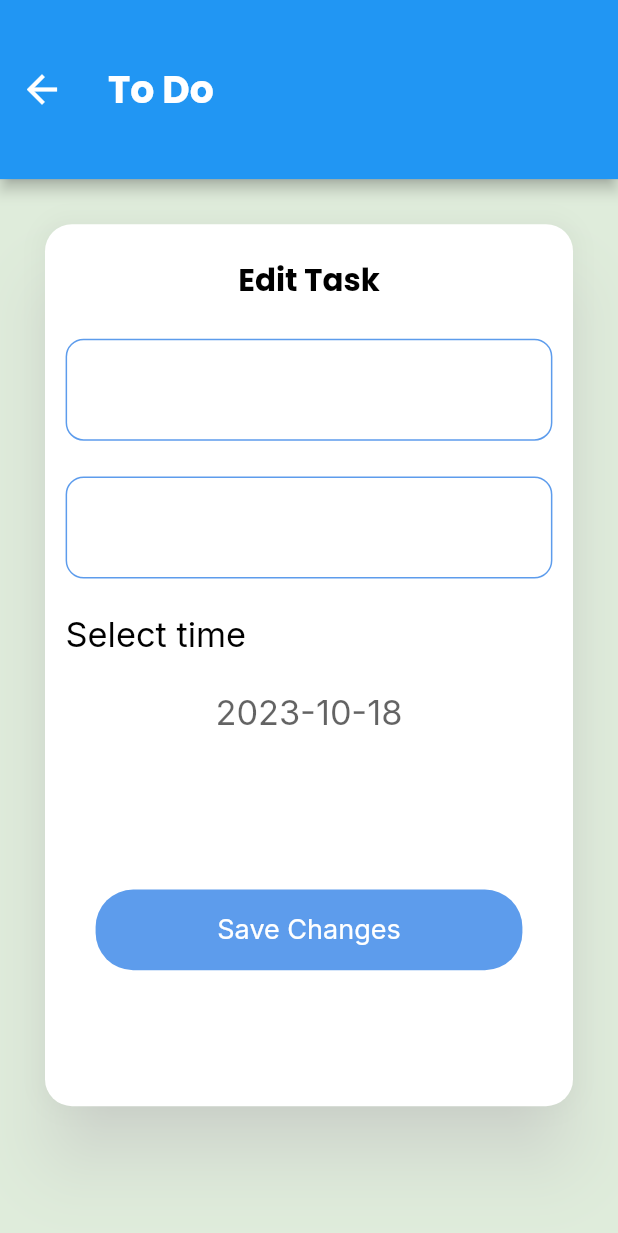
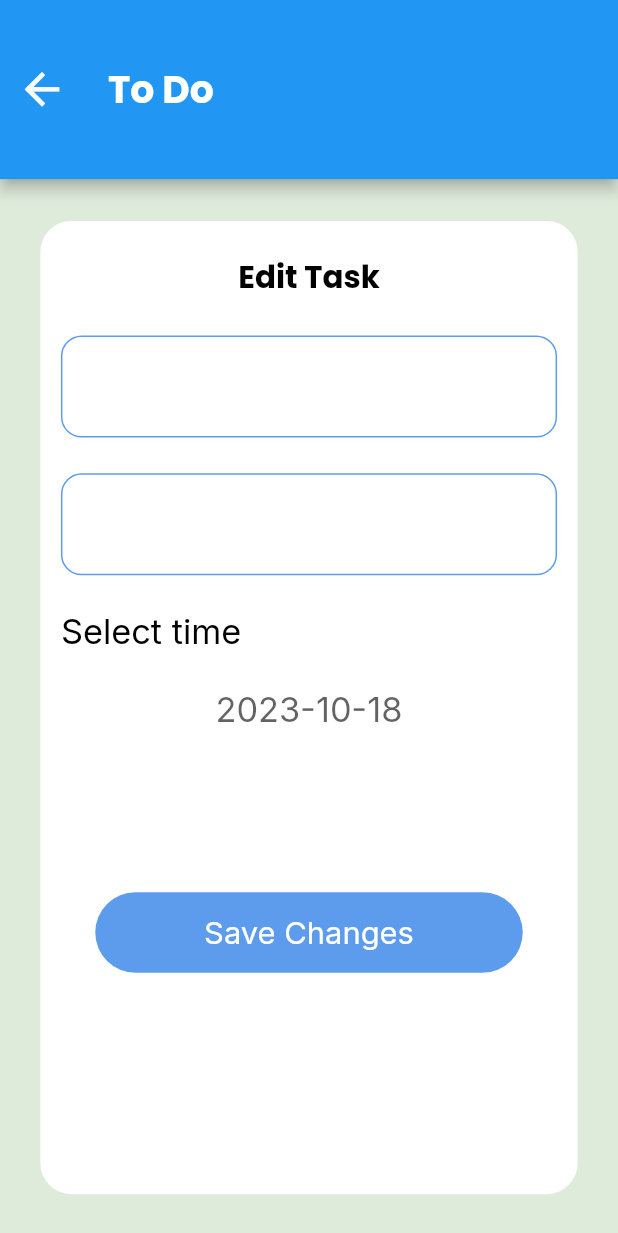
Before and after one commit to HatemReda7/todo_app, a Flutter app: the TaskEdit screen opened directly with empty values, on a phone screen of 412 x 824 dp. Shown: the top 1233 px of the screen. Run offline on Flutter 3.47's test engine with Material 2 defaults, Android fonts, the phone set to English and light mode, and no system bars; our stand-ins replace calendar_timeline, cloud_firestore, firebase_core, flutter_screenutil, flutter_slidable, google_fonts and 1 more; accounts and stored records are empty; generated files the repository leaves out were written again.

Commit message:
removed warning and implemented ScreenUtils package in more tabs

```diff
--- a/lib/main.dart
+++ b/lib/main.dart
@@ -43,7 +43,7 @@ class MyApp extends StatelessWidget {
           HomeScreen.routeName: (context) => const HomeScreen(),
           SettingsTab.routeName: (context) => const SettingsTab(),
           ToDOListTab.routeName: (context) => const ToDOListTab(),
-          TaskEdit.routeName: (context) => TaskEdit(),
+          TaskEdit.routeName: (context) => const TaskEdit(),
         },
         theme: MyThemeData.lightTheme,
         darkTheme: MyThemeData.darkTheme,
--- a/lib/tabs/settings/Settings_Tab.dart
+++ b/lib/tabs/settings/Settings_Tab.dart
@@ -106,7 +106,7 @@ class _SettingsTabState extends State<SettingsTab> {
                       const Spacer(),
                       Padding(
                         padding: EdgeInsets.symmetric(horizontal: 20.w),
-                        child: Icon(Icons.arrow_drop_down,color: Color(0xff5D9CEC),),
+                        child: const Icon(Icons.arrow_drop_down,color: Color(0xff5D9CEC),),
                       )
                     ],
                   ),
@@ -182,7 +182,7 @@ class _SettingsTabState extends State<SettingsTab> {
                       const Spacer(),
                       Padding(
                         padding: EdgeInsets.symmetric(horizontal: 20.w),
-                        child: Icon(Icons.arrow_drop_down,color: Color(0xff5D9CEC),),
+                        child: const Icon(Icons.arrow_drop_down,color: Color(0xff5D9CEC),),
                       )
                     ],
                   ),
--- a/lib/tabs/tasks/TaskEditTab.dart
+++ b/lib/tabs/tasks/TaskEditTab.dart
@@ -1,17 +1,17 @@
 import 'package:flutter/material.dart';
 import 'package:flutter_screenutil/flutter_screenutil.dart';
 import 'package:google_fonts/google_fonts.dart';
-import 'package:intl/intl.dart';
 import 'package:islami_app/Models/Task_Model.dart';
 import 'package:islami_app/Shared/firebase/FireBase_Functions.dart';
 import 'package:islami_app/Shared/styles/Colors.dart';
-import 'package:islami_app/tabs/tasks/To_Do_List_Tab.dart';
 import 'package:provider/provider.dart';
 import 'package:flutter_gen/gen_l10n/app_localizations.dart';
 import '../../providers/my_provider.dart';
 
 class TaskEdit extends StatefulWidget {
   static const String routeName="task edit";
+
+  const TaskEdit({super.key});
 
   @override
   State<TaskEdit> createState() => _TaskEditState();
@@ -30,20 +30,19 @@ class _TaskEditState extends State<TaskEdit> {
     var args = ModalRoute.of(context)?.settings.arguments as TaskModel;
     return Scaffold(
       appBar: AppBar(
-        iconTheme: IconThemeData(size: 30,color: pro.themeMode==ThemeMode.light?Colors.white:Colors.black),
+        iconTheme: IconThemeData(size: 30.sp,color: pro.themeMode==ThemeMode.light?Colors.white:Colors.black),
         toolbarHeight: 100.h,
         title: Text("To Do",style: GoogleFonts.poppins(color: Theme.of(context).shadowColor,fontSize: 22.sp,fontWeight: FontWeight.w700,),),
       ),
-      body: Container(
-        height: 688,
+      body: SizedBox(
+        height: 688.h,
         child: Padding(
-          padding: const EdgeInsets.all(30),
+          padding: EdgeInsets.symmetric(horizontal: 20.w,vertical: 20.h),
           child: Card(
             color: pro.themeMode==ThemeMode.light?Colors.white:darkGreyColor,
-            margin: const EdgeInsets.only(bottom: 40),
             shape: RoundedRectangleBorder(
-                borderRadius: BorderRadius.circular(18)),
-            elevation: 20,
+                borderRadius: BorderRadius.circular(18.r)),
+            elevation: 20.sh,
             child: Padding(
               padding: EdgeInsets.symmetric(vertical: 18.0.h, horizontal: 12.w),
               child: SingleChildScrollView(
@@ -75,15 +74,15 @@ class _TaskEditState extends State<TaskEdit> {
                         controller: titleController,
                         decoration: InputDecoration(
                           enabledBorder: OutlineInputBorder(
-                            borderRadius: BorderRadius.circular(12),
+                            borderRadius: BorderRadius.circular(12.r),
                             borderSide: const BorderSide(color: primary),
                           ),
                           errorBorder: OutlineInputBorder(
-                            borderRadius: BorderRadius.circular(12),
+                            borderRadius: BorderRadius.circular(12.r),
                             borderSide: const BorderSide(color: Colors.red),
                           ),
                           focusedBorder: OutlineInputBorder(
-                            borderRadius: BorderRadius.circular(12),
+                            borderRadius: BorderRadius.circular(12.r),
                             borderSide: const BorderSide(color: primary),
                           ),
                           hintText: args.title,
@@ -108,15 +107,15 @@ class _TaskEditState extends State<TaskEdit> {
                         controller: descriptionController,
                         decoration: InputDecoration(
                           enabledBorder: OutlineInputBorder(
-                            borderRadius: BorderRadius.circular(12),
+                            borderRadius: BorderRadius.circular(12.r),
                             borderSide: const BorderSide(color: primary),
                           ),
                           errorBorder: OutlineInputBorder(
-                            borderRadius: BorderRadius.circular(12),
+                            borderRadius: BorderRadius.circular(12).r,
                             borderSide: const BorderSide(color: Colors.red),
                           ),
                           focusedBorder: OutlineInputBorder(
-                            borderRadius: BorderRadius.circular(12),
+                            borderRadius: BorderRadius.circular(12.r),
                             borderSide: const BorderSide(color: primary),
                           ),
                           hintText: args.description,
@@ -160,15 +159,15 @@ class _TaskEditState extends State<TaskEdit> {
                           }
                         },
                         child: Container(
-                          margin: EdgeInsets.all(20),
+                          margin: EdgeInsets.symmetric(horizontal: 20.w,vertical: 20.h),
                           width: 240.w,
                           height: 45.h,
                           alignment: Alignment.center,
                           decoration: BoxDecoration(
-                            borderRadius: BorderRadius.circular(25),
+                            borderRadius: BorderRadius.circular(25.r),
                             color: primary
                           ),
-                          child: Text("Save Changes",style: GoogleFonts.inter(color: Colors.white,fontSize: 18,fontWeight: FontWeight.w400),),
+                          child: Text("Save Changes",style: GoogleFonts.inter(color: Colors.white,fontSize: 18.sp,fontWeight: FontWeight.w400),),
                         ),
                       )
                     ],
--- a/lib/tabs/tasks/To_Do_List_Tab.dart
+++ b/lib/tabs/tasks/To_Do_List_Tab.dart
@@ -55,10 +55,10 @@ class _ToDOListTabState extends State<ToDOListTab> {
         StreamBuilder(stream: FirebaseFunctions.getTasks(selectedDate),
             builder: (context, snapshot) {
               if (snapshot.connectionState== ConnectionState.waiting){
-                return Center(child: CircularProgressIndicator());
+                return const Center(child: CircularProgressIndicator());
               }
               if(snapshot.hasError){
-                return Center(child: Text("Something went wrong",style: TextStyle(color: Colors.white),));
+                return const Center(child: Text("Something went wrong",style: TextStyle(color: Colors.white),));
               }
               List<TaskModel> tasks= snapshot.data?.docs.map((e) => e.data()).toList()??[];
               return Expanded(
```
Also changed, not shown: lib/tabs/tasks/Add_Task_BottomSheet.dart (+7 -8 lines), lib/tabs/tasks/Task_Item.dart (+11 -12 lines).
